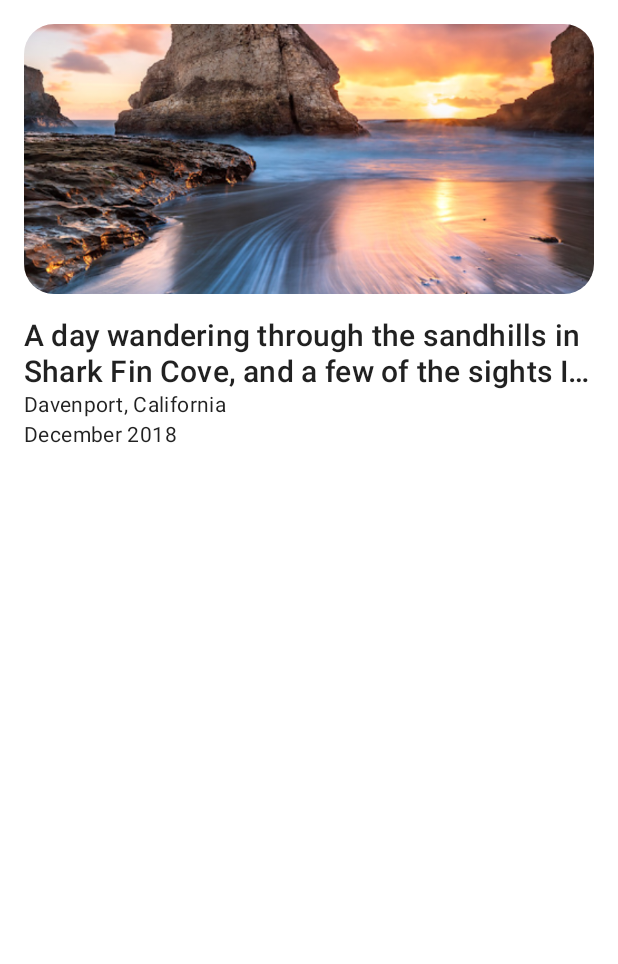
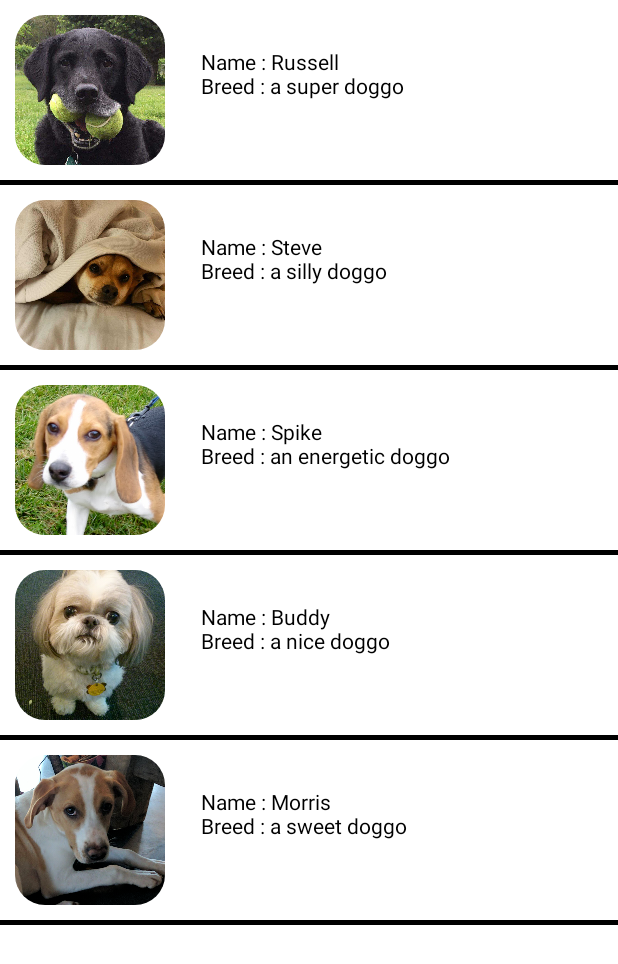
Before and after one commit to dustmachine/android-dev-challenge-compose-1, an Android app built with Jetpack Compose: the screen it shows after launch (MainActivity), on a phone screen of 412 x 824 dp. Shown: the top 964 px of the screen. Run offline under Robolectric (Android 15) with nearby library versions, the phone set to English and light mode, and no system bars.

Commit message:
basic index list

```diff
--- a/app/src/main/java/com/example/androiddevchallenge/MainActivity.kt
+++ b/app/src/main/java/com/example/androiddevchallenge/MainActivity.kt
@@ -19,61 +19,79 @@ import android.os.Bundle
 import androidx.activity.compose.setContent
 import androidx.appcompat.app.AppCompatActivity
 import androidx.compose.foundation.Image
+import androidx.compose.foundation.background
 import androidx.compose.foundation.layout.*
+import androidx.compose.foundation.lazy.LazyColumn
+import androidx.compose.foundation.lazy.items
 import androidx.compose.foundation.shape.RoundedCornerShape
 import androidx.compose.material.MaterialTheme
 import androidx.compose.material.Surface
+import androidx.compose.material.TabRowDefaults
 import androidx.compose.material.Text
 import androidx.compose.runtime.Composable
 import androidx.compose.ui.Modifier
 import androidx.compose.ui.draw.clip
-import androidx.compose.ui.layout.ContentScale
+import androidx.compose.ui.graphics.Color
 import androidx.compose.ui.res.painterResource
-import androidx.compose.ui.text.style.TextOverflow
 import androidx.compose.ui.tooling.preview.Preview
 import androidx.compose.ui.unit.dp
+import com.example.androiddevchallenge.model.Pet
 import com.example.androiddevchallenge.ui.theme.MyTheme
 
 class MainActivity : AppCompatActivity() {
     override fun onCreate(savedInstanceState: Bundle?) {
         super.onCreate(savedInstanceState)
         setContent {
-            MyTheme {
-                NewsStory()
+            var pets = { "onepet" }
+            PetList(
+                pets = listOf(
+                    Pet("Russell", "a super doggo", R.drawable.russell),
+                    Pet("Steve", "a silly doggo", R.drawable.steve),
+                    Pet("Spike", "an energetic doggo", R.drawable.spike),
+                    Pet("Buddy", "a nice doggo", R.drawable.buddy),
+                    Pet("Morris", "a sweet doggo", R.drawable.morris)
+                )
+            )
         }
+    }
+}
+
+@Composable
+fun PetList(pets: List<Pet>, modifier: Modifier = Modifier) {
+    LazyColumn(modifier = modifier) {
+        items(items = pets) { pet ->
+            PetCard(pet = pet)
+            TabRowDefaults.Divider(color = Color.Black, thickness = 3.dp)
         }
     }
 }
 
 // Start building your app here!
 @Composable
-fun NewsStory() {
-    MaterialTheme {
-        val typography = MaterialTheme.typography
+fun PetCard(
+    modifier: Modifier = Modifier,
+    pet: Pet
+) {
     Surface(color = MaterialTheme.colors.background) {
-            Column(modifier = Modifier.padding(16.dp)) {
+        Row(
+            modifier = Modifier
+                .padding(10.dp)
+                .fillMaxWidth()
+                .background(color = Color.White)
+        ) {
             Image(
-                    painterResource(id = R.drawable.header),
+                painter = painterResource(pet.photo),
                 contentDescription = null,
                 modifier = Modifier
-                        .height(180.dp)
-                        .fillMaxWidth()
-                        .clip(shape = RoundedCornerShape(20.dp)),
-                    contentScale = ContentScale.Crop
+                    .height(100.dp)
+                    .clip(shape = RoundedCornerShape(20.dp))
             )
-
-                Spacer(modifier = Modifier.height(16.dp))
-
-                Text(
-                    "A day wandering through the sandhills " +
-                            "in Shark Fin Cove, and a few of the " +
-                            "sights I saw",
-                    maxLines = 2,
-                    overflow = TextOverflow.Ellipsis,
-                    style = typography.h6
-                )
-                Text("Davenport, California", style = typography.body2)
-                Text("December 2018", style = typography.body2)
+            Column(
+                modifier = Modifier
+                    .padding(24.dp)
+            ) {
+                Text(text = "Name : ${pet.name}")
+                Text(text = "Breed : ${pet.breed}")
             }
         }
     }
@@ -83,14 +101,22 @@ fun NewsStory() {
 @Composable
 fun LightPreview() {
     MyTheme {
-        NewsStory()
+        PetList(
+            pets = listOf(
+                Pet("Russell", "a super doggo", R.drawable.russell),
+                Pet("Steve", "a silly doggo", R.drawable.steve),
+                Pet("Spike", "an energetic doggo", R.drawable.spike),
+                Pet("Buddy", "a nice doggo", R.drawable.buddy),
+                Pet("Morris", "a sweet doggo", R.drawable.morris)
+            )
+        )
     }
 }
-
-@Preview("Dark Theme", widthDp = 360, heightDp = 640)
-@Composable
-fun DarkPreview() {
-    MyTheme(darkTheme = true) {
-        NewsStory()
-    }
-}
+//
+//@Preview("Dark Theme", widthDp = 360, heightDp = 640)
+//@Composable
+//fun DarkPreview() {
+//    MyTheme(darkTheme = true) {
+//        NewsStory()
+//    }
+//}
--- /dev/null
+++ b/app/src/main/java/com/example/androiddevchallenge/model/Pet.kt
@@ -0,0 +1,5 @@
+package com.example.androiddevchallenge.model
+
+class Pet(val name: String, val breed: String, val photo: Int) {
+
+}
```
Also changed, not shown: app/src/main/res/drawable/buddy.png (added), app/src/main/res/drawable/morris.png (added), app/src/main/res/drawable/russell.png (added), app/src/main/res/drawable/spike.png (added), app/src/main/res/drawable/steve.png (added). Lines whose indentation alone changed are shown as unchanged.
